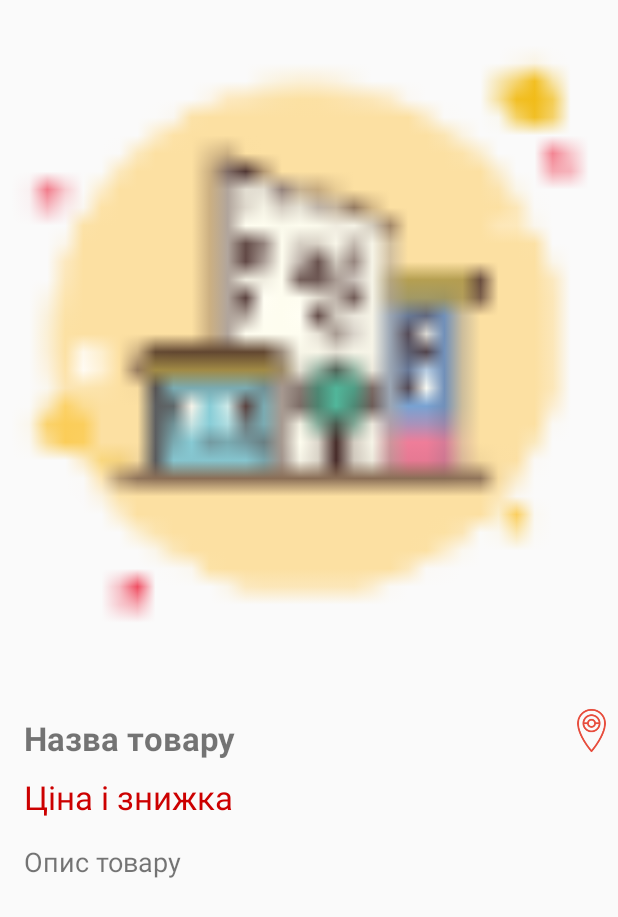
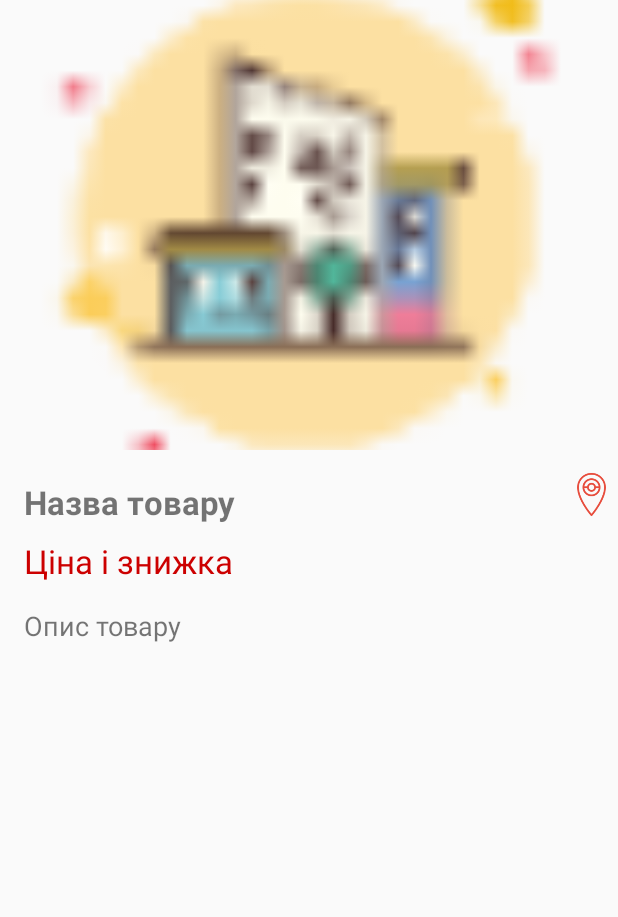
Before and after one commit to Ruslan16021984/AndroidAppCityEnProject, an Android app: the layout fragment_description.xml on its own in the app's theme, with its tools: preview values and no code run, on a phone screen of 412 x 824 dp. Shown: the top 917 px of the screen. Run offline under Robolectric (Android 15) with nearby library versions, the phone set to English and light mode, and no system bars.

Commit message:
Serh: as MainNEw

```diff
--- a/app/src/main/AndroidManifest.xml
+++ b/app/src/main/AndroidManifest.xml
@@ -8,6 +8,7 @@
     <uses-permission android:name="android.permission.WRITE_EXTERNAL_STORAGE" />
     <uses-permission android:name="android.permission.WAKE_LOCK"/>
     <application
+        android:usesCleartextTraffic="true"
         android:allowBackup="true"
         android:icon="@mipmap/ic_launcher"
         android:label="@string/app_name"
--- a/app/src/main/java/encityproject/rightcodeit/com/encityproject/ui/discount/ArrayOfDiscount.java
+++ b/app/src/main/java/encityproject/rightcodeit/com/encityproject/ui/discount/ArrayOfDiscount.java
@@ -23,6 +23,11 @@ public class ArrayOfDiscount {
                 + ", Найкраші товари по найкращчм цінам"
                 + ", Найкраші товари по найкращчм цінам"
                 + ", Найкраші товари по найкращчм цінам"
+                + ", Найкраші товари по найкращчм цінам"
+                + ", Найкраші товари по найкращчм цінам"
+                + ", Найкраші товари по найкращчм цінам"
+                + ", Найкраші товари по найкращчм цінам"
+                + ", Найкраші товари по найкращчм цінам"
                 + ", Найкраші товари по найкращчм цінам"));
         arrayOfDiscount.add(new Discount("Молоко", "22.50 грн., знижка 50%", "", "https://personal.psu.edu/hyw5138/mini.jpg", "Найкраші товари по найкращчм цінам"));
         arrayOfDiscount.add(new Discount("Молоко", "22.50 грн., знижка 50%", "", "https://220v.guru/images/693740/edinica_izmereniya_osveschennosti.jpg", "Найкраші товари по найкращчм цінам"));
--- a/app/src/main/res/layout/fragment_description.xml
+++ b/app/src/main/res/layout/fragment_description.xml
@@ -8,6 +8,14 @@
     android:weightSum="1"
     tools:context=".ui.discount.DiscountFragment">
 
+    <ScrollView
+        android:layout_width="match_parent"
+        android:layout_height="wrap_content"
+        >
+        <LinearLayout
+            android:layout_width="match_parent"
+            android:layout_height="match_parent"
+            android:orientation="vertical">
             <ImageView
                 android:id="@+id/iv_item_discount_description"
                 android:layout_width="match_parent"
@@ -85,5 +93,8 @@
                 </LinearLayout>
 
             </LinearLayout>
+        </LinearLayout>
+
+    </ScrollView>
 
 </LinearLayout>
--- a/app/src/main/res/menu/activity_main_with_navi_drawer_drawer.xml
+++ b/app/src/main/res/menu/activity_main_with_navi_drawer_drawer.xml
@@ -27,7 +27,7 @@
 
         <item
             android:id="@+id/nav_helsi"
-            android:icon="@drawable/bus"
+            android:icon="@drawable/helsi"
             android:title="@string/menu_helsi" />
     </group>
 
```
Also changed, not shown: app/src/main/java/encityproject/rightcodeit/com/encityproject/ui/benchMap/BenchFragmentNew.java (+10 -10 lines), app/src/main/res/drawable/helsi.png (added). Lines whose indentation alone changed are shown as unchanged.
